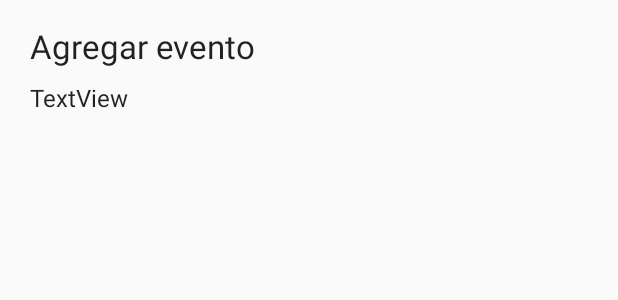
After one commit to MartaArM/PDM, an Android app: the layout activity_agregar_evento.xml on its own in the app's theme, with its tools: preview values and no code run, on a phone screen of 412 x 824 dp. The commit adds this screen. Shown: the top 300 px of the screen. Run offline under Robolectric (Android 15) with nearby library versions, the phone set to English and light mode, and no system bars.

Commit message:
Creando nueva actividad para crear evento

```diff
--- a/App1/app/src/main/AndroidManifest.xml
+++ b/App1/app/src/main/AndroidManifest.xml
@@ -9,6 +9,7 @@
         android:roundIcon="@mipmap/ic_launcher_round"
         android:supportsRtl="true"
         android:theme="@style/AppTheme">
+        <activity android:name=".AgregarEvento"></activity>
         <activity android:name=".MainActivity">
             <intent-filter>
                 <action android:name="android.intent.action.MAIN" />
--- /dev/null
+++ b/App1/app/src/main/res/layout/activity_agregar_evento.xml
@@ -0,0 +1,32 @@
+<?xml version="1.0" encoding="utf-8"?>
+<androidx.constraintlayout.widget.ConstraintLayout xmlns:android="http://schemas.android.com/apk/res/android"
+    xmlns:app="http://schemas.android.com/apk/res-auto"
+    xmlns:tools="http://schemas.android.com/tools"
+    android:id="@+id/tvanio"
+    android:layout_width="match_parent"
+    android:layout_height="match_parent"
+    tools:context=".AgregarEvento">
+
+    <TextView
+        android:id="@+id/textView"
+        android:layout_width="161dp"
+        android:layout_height="30dp"
+        android:layout_marginStart="20dp"
+        android:layout_marginTop="16dp"
+        android:text="@string/agregar_evento"
+        android:textAppearance="@style/TextAppearance.AppCompat.Large"
+        app:layout_constraintStart_toStartOf="parent"
+        app:layout_constraintTop_toTopOf="parent" />
+
+    <TextView
+        android:id="@+id/fecha_evento"
+        android:layout_width="wrap_content"
+        android:layout_height="wrap_content"
+        android:layout_marginStart="20dp"
+        android:layout_marginTop="8dp"
+        android:text="TextView"
+        android:textAppearance="@style/TextAppearance.AppCompat.SearchResult.Subtitle"
+        app:layout_constraintStart_toStartOf="parent"
+        app:layout_constraintTop_toBottomOf="@+id/textView" />
+
+</androidx.constraintlayout.widget.ConstraintLayout>
--- a/App1/app/src/main/res/values/strings.xml
+++ b/App1/app/src/main/res/values/strings.xml
@@ -1,3 +1,4 @@
 <resources>
     <string name="app_name">App1</string>
+    <string name="agregar_evento">Agregar evento</string>
 </resources>
```
Also changed, not shown: App1/app/src/main/java/com/example/app1/AgregarEvento.java (added, +38 -0 lines), App1/app/src/main/java/com/example/app1/MainActivity.java (+68 -5 lines), App1/app/src/main/res/layout/activity_main.xml (+21 -9 lines).
